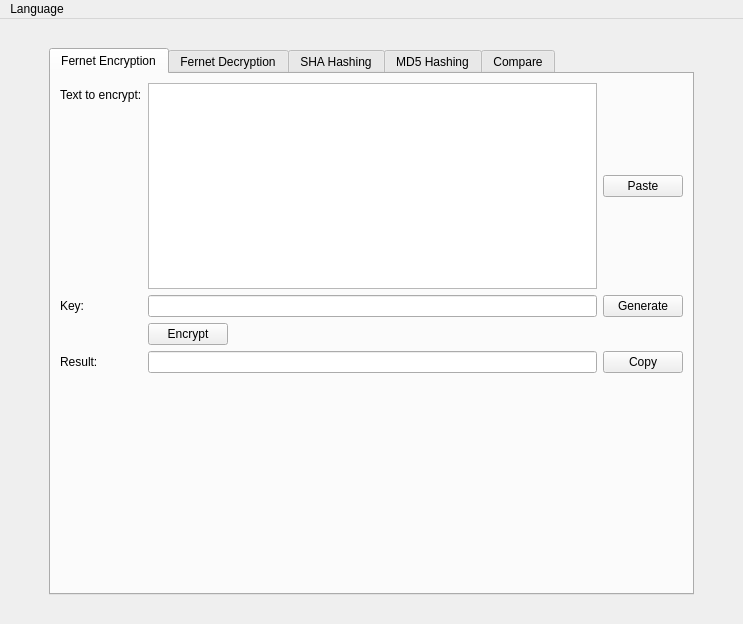
Above: design.ui from germanivanov0719/Cryptography before the change. Below: the same form after it.
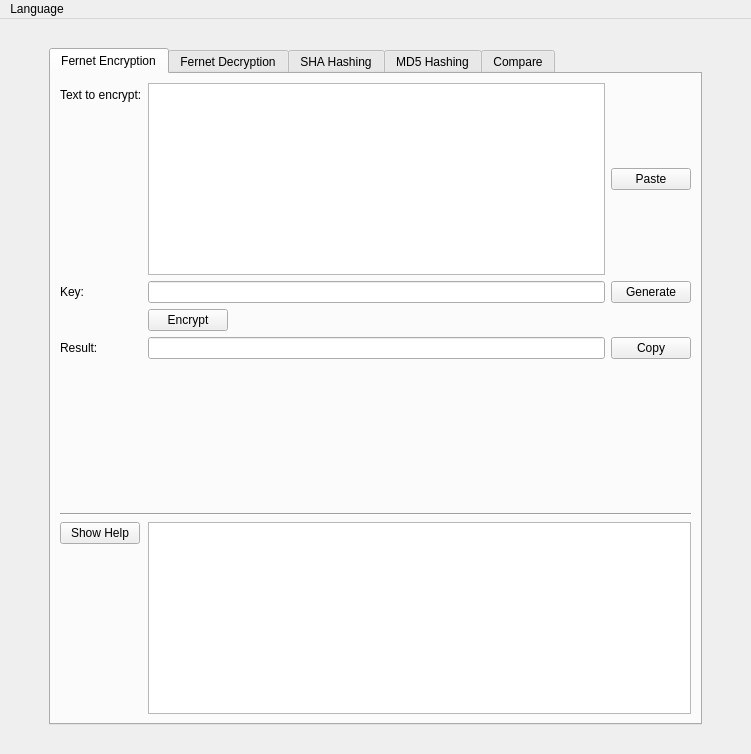
That is the form after the change.

```diff
--- a/design.ui
+++ b/design.ui
@@ -9,8 +9,8 @@
    <rect>
     <x>0</x>
     <y>0</y>
-    <width>743</width>
-    <height>624</height>
+    <width>751</width>
+    <height>754</height>
    </rect>
   </property>
   <property name="windowTitle">
@@ -319,6 +319,27 @@
             </property>
            </spacer>
           </item>
+          <item row="7" column="0" colspan="2">
+           <widget class="Line" name="line">
+            <property name="orientation">
+             <enum>Qt::Horizontal</enum>
+            </property>
+           </widget>
+          </item>
+          <item row="9" column="0">
+           <widget class="QPushButton" name="help_fe">
+            <property name="text">
+             <string>Show Help</string>
+            </property>
+           </widget>
+          </item>
+          <item row="9" column="1">
+           <widget class="QTextEdit" name="helpText_fe">
+            <property name="readOnly">
+             <bool>true</bool>
+            </property>
+           </widget>
+          </item>
          </layout>
         </item>
        </layout>
@@ -1038,7 +1059,7 @@
     <rect>
      <x>0</x>
      <y>0</y>
-     <width>743</width>
+     <width>751</width>
      <height>24</height>
     </rect>
    </property>
```
Left out of the diff: 89 changed lines with no effect on the pictures.
